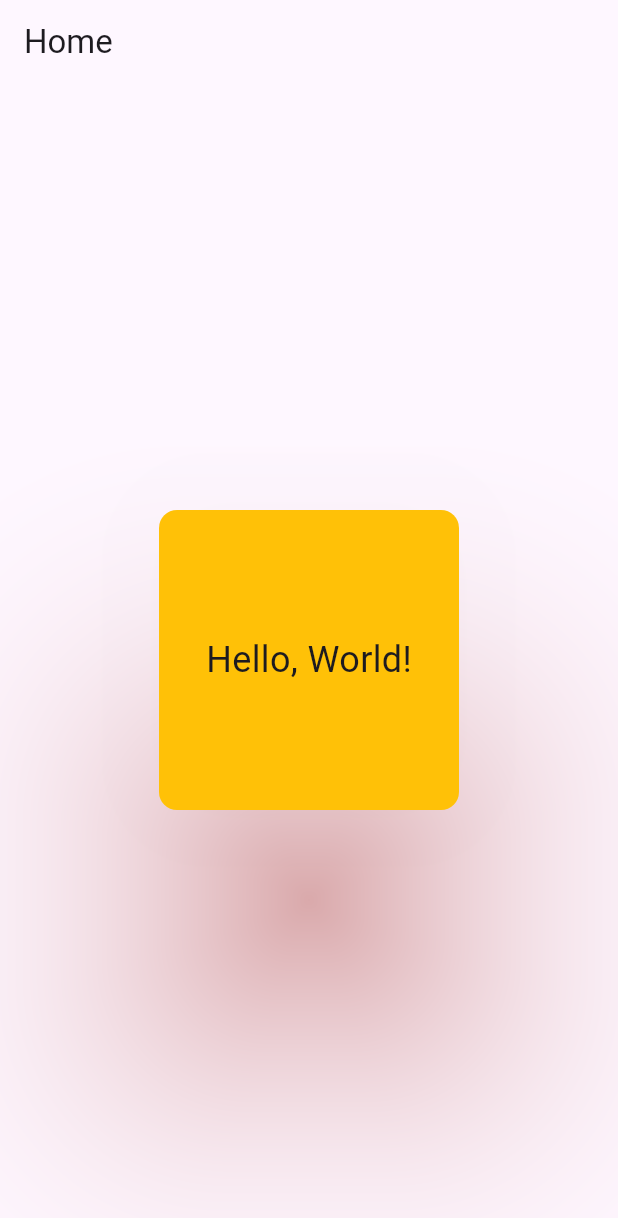
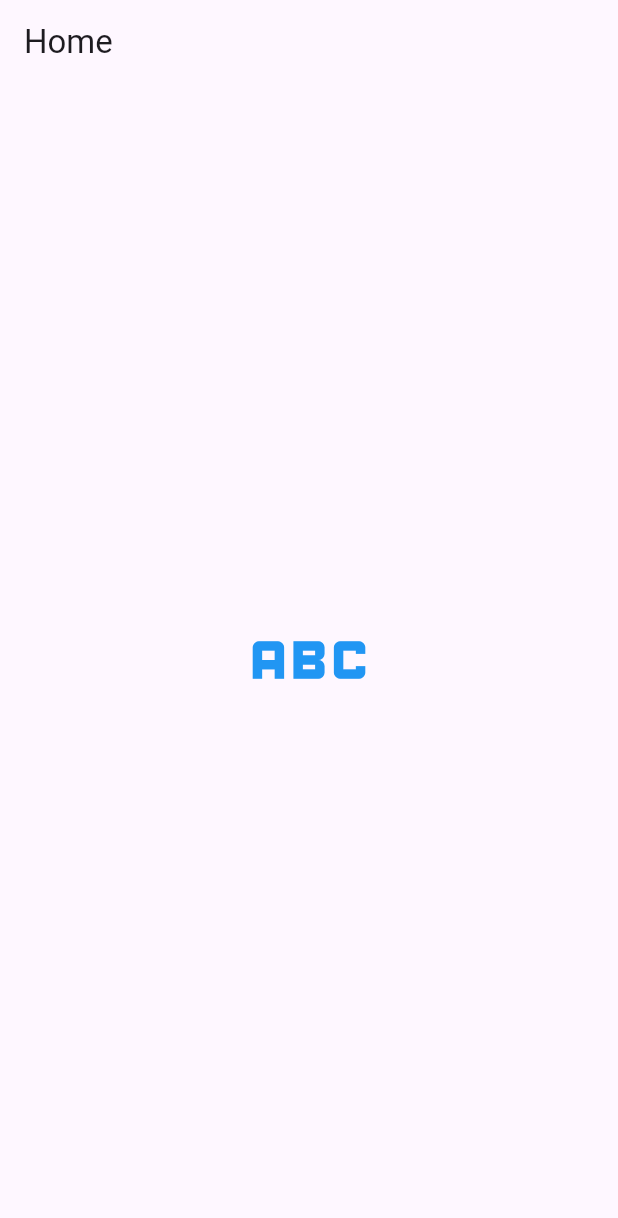
Before and after one commit to mdnahidhasan999/macapps, a Flutter app: the screen it shows after launch, on a phone screen of 412 x 824 dp. Shown: the top 1218 px of the screen. Run offline on Flutter 3.47's test engine with Material 3 defaults, Android fonts, the light colour scheme and no system bars.

Commit message:
circle and linear  progress

```diff
--- /dev/null
+++ b/lib/circle-progress.dart
@@ -0,0 +1,29 @@
+import 'package:flutter/material.dart';
+
+class HomeActivity extends StatelessWidget {
+  const HomeActivity({super.key});
+
+  @override
+  Widget build(BuildContext context) {
+    return Scaffold(
+      appBar: AppBar(title: Text('Home')),
+      body: Center(
+        // child: CircularProgressIndicator(
+        //   value: 0.7,
+        //   strokeWidth: 5,
+        //   backgroundColor: Colors.grey,
+        //   color: Colors.blue,
+        //   semanticsLabel: 'Loading',
+        //
+        // ),
+        // child: LinearProgressIndicator(
+        //   value: 0.5,
+        //   backgroundColor: Colors.grey,
+        //   color: Colors.blue,
+        //   minHeight: 20,
+        // ),
+        child: Icon(Icons.abc, size: 100, color: Colors.blue,),
+      ),
+    );
+  }
+}
--- a/lib/main.dart
+++ b/lib/main.dart
@@ -1,8 +1,10 @@
 import 'package:flutter/material.dart';
+
+import 'circle-progress.dart';
 
 //import 'navigation.dart';
 //import 'Tab-bar.dart';
-import 'card.dart';
+//import 'card.dart';
 
 //import 'gesture-detector.dart';
 
```
